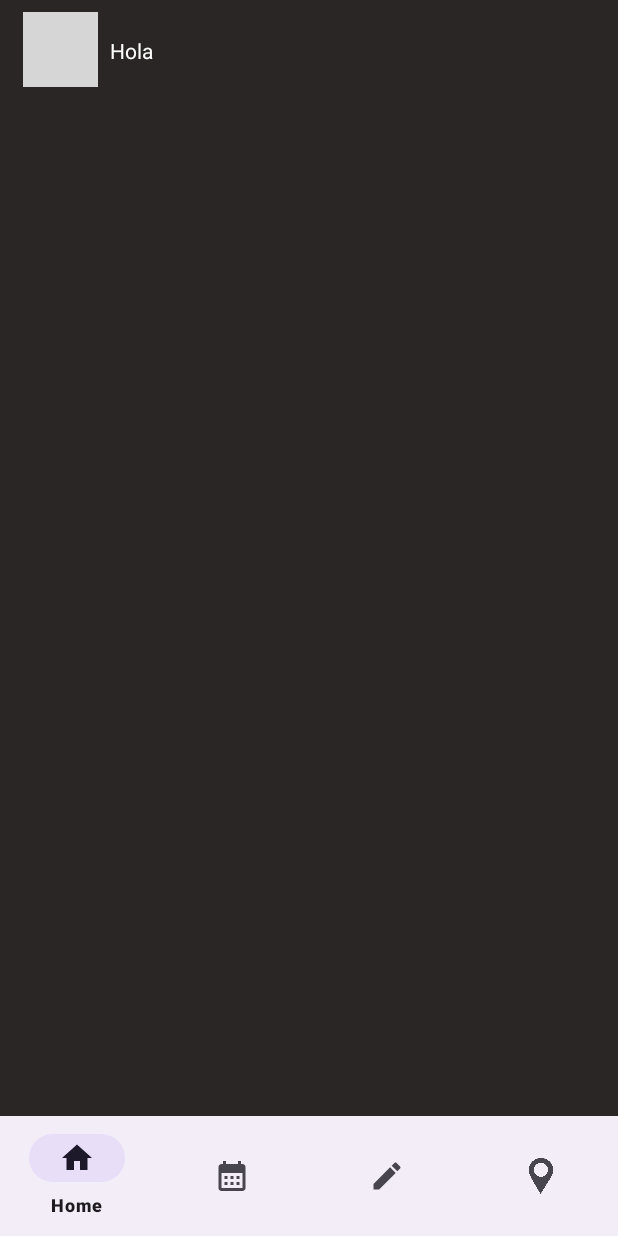
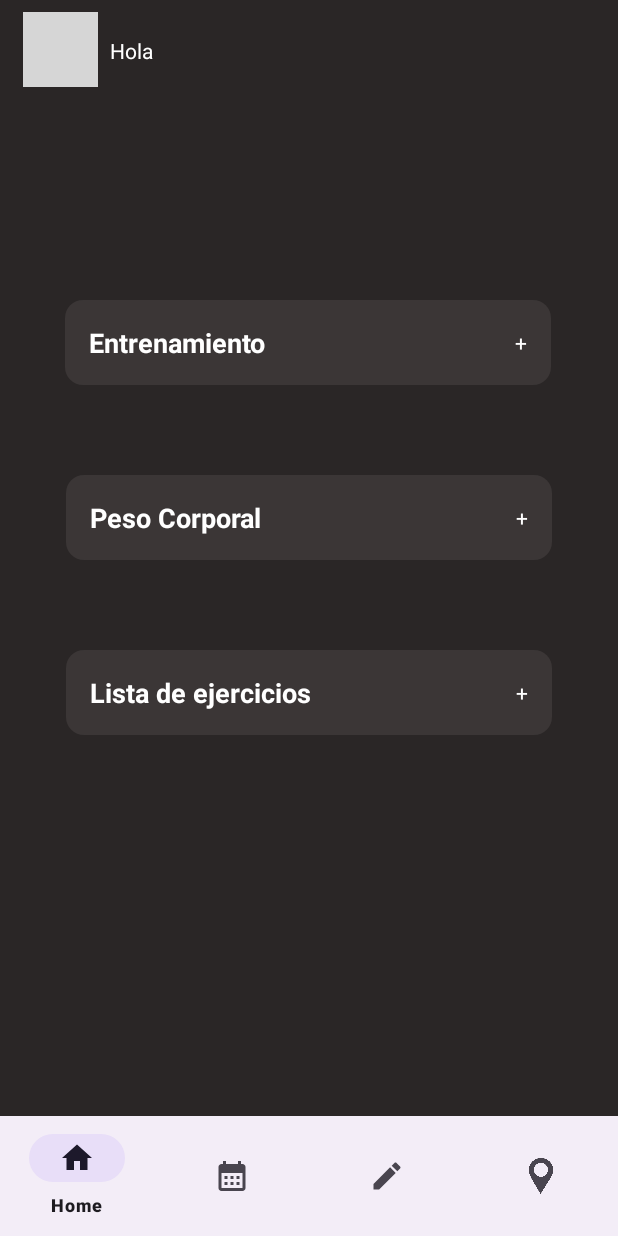
Before and after one commit to Luisw121/TRAININGNOTES, an Android app: the pantallaPrincipalFragment screen opened through its navigation route, on a phone screen of 412 x 824 dp. Run offline under Robolectric (Android 15) with nearby library versions, the phone set to English and light mode, and no system bars; our stand-ins replace Firebase (no records; nobody signed in at launch, a user with empty details on screens opened directly), navigation-ui; pictures from the network do not load; grey boxes are pictures that could not be loaded.

```diff
--- a/app/src/main/java/com/example/trainingnotes/views/pantallaPrincipalFragment.java
+++ b/app/src/main/java/com/example/trainingnotes/views/pantallaPrincipalFragment.java
@@ -4,6 +4,7 @@ import android.os.Bundle;
 
 import androidx.annotation.NonNull;
 import androidx.annotation.Nullable;
+import androidx.constraintlayout.widget.ConstraintLayout;
 import androidx.fragment.app.Fragment;
 import androidx.lifecycle.Observer;
 import androidx.lifecycle.ViewModelProvider;
@@ -13,10 +14,13 @@ import androidx.navigation.Navigation;
 import android.view.LayoutInflater;
 import android.view.View;
 import android.view.ViewGroup;
+import android.widget.Button;
 import android.widget.ImageView;
+import android.widget.LinearLayout;
 import android.widget.TextView;
 
 import com.bumptech.glide.Glide;
+import com.example.trainingnotes.MainActivity;
 import com.example.trainingnotes.R;
 import com.example.trainingnotes.viewmodel.AuthViewModel;
 import com.google.firebase.auth.FirebaseAuth;
@@ -57,5 +61,12 @@ public class pantallaPrincipalFragment extends Fragment {
                 navController.navigate(R.id.action_pantallaPrincipalFragment_to_perfilFragment);
             }
         });
+        ConstraintLayout entrenamiento = view.findViewById(R.id.buttonEntrenamiento);
+        entrenamiento.setOnClickListener(new View.OnClickListener() {
+            @Override
+            public void onClick(View v) {
+                navController.navigate(R.id.action_pantallaPrincipalFragment_to_entrenamientoFragment);
+            }
+        });
     }
 }
--- /dev/null
+++ b/app/src/main/res/drawable/rounded_background.xml
@@ -0,0 +1,6 @@
+<!-- background_rounded.xml -->
+<shape xmlns:android="http://schemas.android.com/apk/res/android"
+    android:shape="rectangle">
+    <corners android:radius="12dp" /> <!-- Define el radio de los bordes -->
+    <solid android:color="@color/marroncontenedor" /> <!-- Color de fondo -->
+</shape>
--- /dev/null
+++ b/app/src/main/res/drawable/selector_background.xml
@@ -0,0 +1,5 @@
+<?xml version="1.0" encoding="utf-8"?>
+<selector xmlns:android="http://schemas.android.com/apk/res/android">
+    <item android:drawable="@drawable/rounded_background" android:state_pressed="true"/>
+    <item android:drawable="@drawable/rounded_background"/>
+</selector>
--- a/app/src/main/res/layout/fragment_entrenamiento.xml
+++ b/app/src/main/res/layout/fragment_entrenamiento.xml
@@ -12,7 +12,7 @@
         android:layout_height="wrap_content"
         android:layout_marginTop="356dp"
         android:text="ENTRENAMIENTO"
-        android:textColor="@color/black"
+        android:textColor="@color/white"
         android:textSize="40dp"
         app:layout_constraintEnd_toEndOf="parent"
         app:layout_constraintStart_toStartOf="parent"
--- a/app/src/main/res/layout/fragment_pantalla_principal.xml
+++ b/app/src/main/res/layout/fragment_pantalla_principal.xml
@@ -6,7 +6,6 @@
     android:layout_height="match_parent"
     android:background="@color/marronfloko"
     tools:context=".views.pantallaPrincipalFragment">
-
 
     <ImageView
         android:id="@+id/perfil"
@@ -18,6 +17,105 @@
         app:layout_constraintHorizontal_bias="0.043"
         app:layout_constraintStart_toStartOf="parent"
         app:layout_constraintTop_toTopOf="parent" />
+
+    <androidx.constraintlayout.widget.ConstraintLayout
+        android:id="@+id/buttonEntrenamiento"
+        android:layout_width="324dp"
+        android:layout_height="wrap_content"
+        android:layout_marginTop="200dp"
+        android:background="@drawable/selector_background"
+        android:padding="16dp"
+        android:clickable="true"
+        app:layout_constraintEnd_toEndOf="parent"
+        app:layout_constraintHorizontal_bias="0.494"
+        app:layout_constraintStart_toStartOf="parent"
+        app:layout_constraintTop_toTopOf="parent">
+
+        <TextView
+            android:id="@+id/textoEntrenamiento"
+            android:layout_width="wrap_content"
+            android:layout_height="wrap_content"
+            android:text="Entrenamiento"
+            android:textColor="@color/white"
+            android:textSize="18sp"
+            android:textStyle="bold"
+            app:layout_constraintBottom_toBottomOf="parent"
+            app:layout_constraintStart_toStartOf="parent"
+            app:layout_constraintTop_toTopOf="parent" />
+
+        <TextView
+            android:layout_width="wrap_content"
+            android:layout_height="wrap_content"
+            android:text="+"
+            android:textColor="@color/white"
+            app:layout_constraintBottom_toBottomOf="parent"
+            app:layout_constraintEnd_toEndOf="parent"
+            app:layout_constraintTop_toTopOf="parent" />
+
+    </androidx.constraintlayout.widget.ConstraintLayout>
+
+    <androidx.constraintlayout.widget.ConstraintLayout
+        android:id="@+id/linearLayout"
+        android:layout_width="324dp"
+        android:layout_height="wrap_content"
+        android:layout_marginTop="60dp"
+        android:background="@drawable/selector_background"
+        android:padding="16dp"
+        android:clickable="true"
+        app:layout_constraintEnd_toEndOf="parent"
+        app:layout_constraintStart_toStartOf="parent"
+        app:layout_constraintTop_toBottomOf="@+id/buttonEntrenamiento">
+
+        <TextView
+            android:layout_width="wrap_content"
+            android:layout_height="wrap_content"
+            android:text="Peso Corporal"
+            android:textColor="@color/white"
+            android:textSize="18sp"
+            android:textStyle="bold"
+            app:layout_constraintBottom_toBottomOf="parent"
+            app:layout_constraintStart_toStartOf="parent"
+            app:layout_constraintTop_toTopOf="parent" />
+        <TextView
+            android:layout_width="wrap_content"
+            android:layout_height="wrap_content"
+            android:text="+"
+            android:textColor="@color/white"
+            app:layout_constraintBottom_toBottomOf="parent"
+            app:layout_constraintEnd_toEndOf="parent"
+            app:layout_constraintTop_toTopOf="parent" />
+    </androidx.constraintlayout.widget.ConstraintLayout>
+
+    <androidx.constraintlayout.widget.ConstraintLayout
+        android:layout_width="324dp"
+        android:layout_height="wrap_content"
+        android:layout_marginTop="60dp"
+        android:background="@drawable/selector_background"
+        android:padding="16dp"
+        android:clickable="true"
+        app:layout_constraintEnd_toEndOf="parent"
+        app:layout_constraintStart_toStartOf="parent"
+        app:layout_constraintTop_toBottomOf="@+id/linearLayout">
+
+        <TextView
+            android:layout_width="wrap_content"
+            android:layout_height="wrap_content"
+            android:text="Lista de ejercicios"
+            android:textColor="@color/white"
+            android:textSize="18sp"
+            android:textStyle="bold"
+            app:layout_constraintBottom_toBottomOf="parent"
+            app:layout_constraintStart_toStartOf="parent"
+            app:layout_constraintTop_toTopOf="parent" />
+        <TextView
+            android:layout_width="wrap_content"
+            android:layout_height="wrap_content"
+            android:text="+"
+            android:textColor="@color/white"
+            app:layout_constraintBottom_toBottomOf="parent"
+            app:layout_constraintEnd_toEndOf="parent"
+            app:layout_constraintTop_toTopOf="parent" />
+    </androidx.constraintlayout.widget.ConstraintLayout>
 
     <TextView
         android:id="@+id/textView4"
@@ -43,14 +141,4 @@
         app:layout_constraintStart_toEndOf="@+id/textView4"
         app:layout_constraintTop_toTopOf="parent" />
 
-    <com.google.android.material.bottomnavigation.BottomNavigationView
-        android:id="@+id/bottomNavigationView"
-        android:layout_width="match_parent"
-        android:layout_height="wrap_content"
-        app:layout_constraintBottom_toBottomOf="parent"
-        app:layout_constraintEnd_toEndOf="parent"
-        app:layout_constraintStart_toStartOf="parent"
-        app:menu="@menu/bottom_nav_menu"/>
-
-
 </androidx.constraintlayout.widget.ConstraintLayout>
--- a/app/src/main/res/values/colors.xml
+++ b/app/src/main/res/values/colors.xml
@@ -15,4 +15,6 @@
     <color name="green_light">#3a9188</color>
     <color name="rojoflojo">#A50B0B</color>
     <color name="marronfloko">#2A2626</color>
+    <color name="marroncontenedor">#3B3636</color>
+
 </resources>
```
